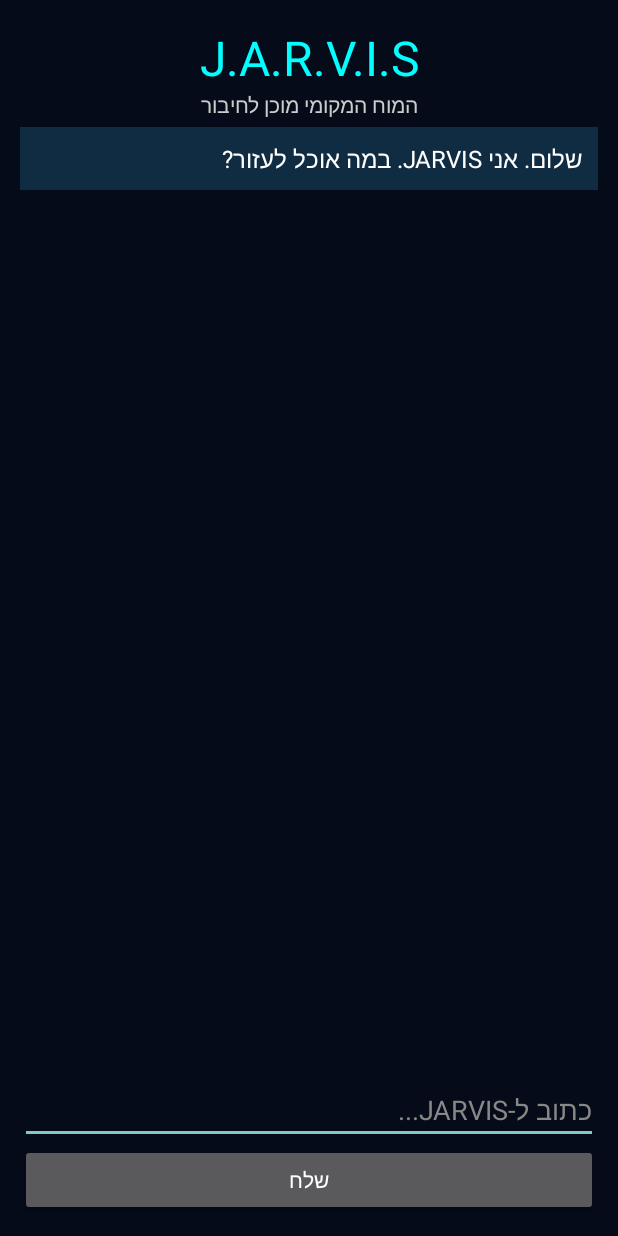
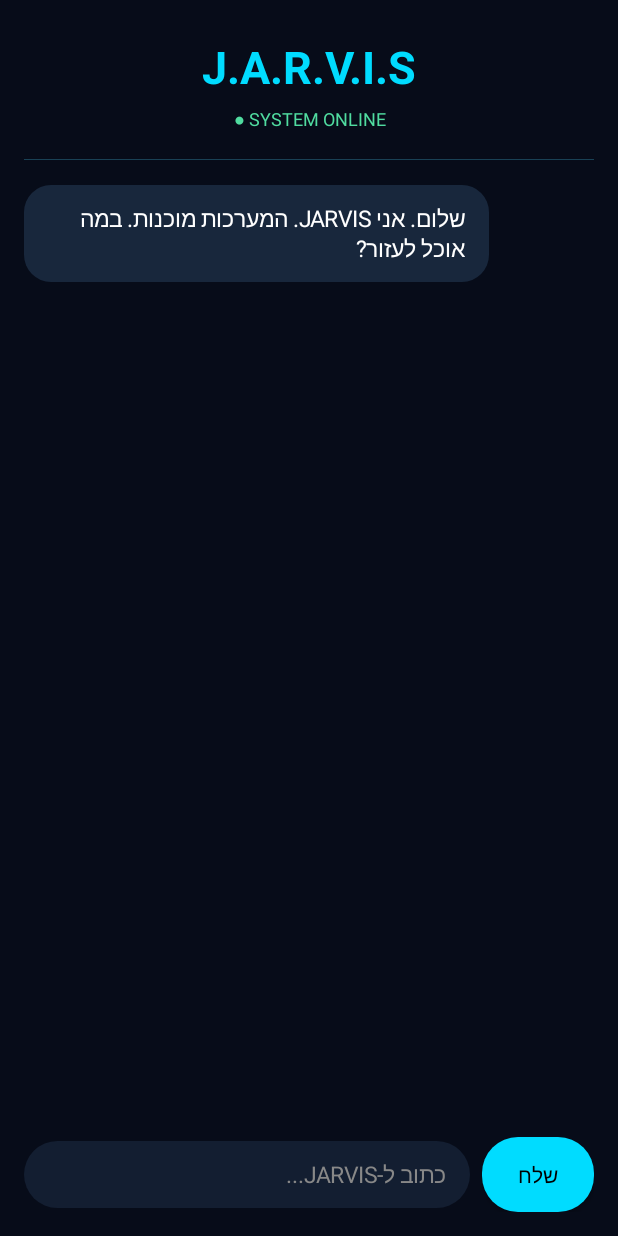
Before and after one commit to karakokliai-ux/jarvis-android, an Android app: the screen it shows after launch (MainActivity), on a phone screen of 412 x 824 dp. Run offline under Robolectric (Android 15) with nearby library versions, the phone set to English and light mode, and no system bars.

Commit message:
Update MainActivity.java

```diff
--- a/app/src/main/java/com/jarvis/ai/MainActivity.java
+++ b/app/src/main/java/com/jarvis/ai/MainActivity.java
@@ -1,12 +1,16 @@
-
 package com.jarvis.ai;
 
 import android.app.Activity;
 import android.os.Bundle;
 import android.graphics.Color;
+import android.graphics.Typeface;
+import android.graphics.drawable.GradientDrawable;
 import android.view.Gravity;
+import android.view.View;
+import android.view.ViewGroup;
+import android.view.inputmethod.InputMethodManager;
+import android.content.Context;
 import android.widget.*;
-import android.view.ViewGroup;
 import org.json.*;
 import java.net.*;
 import java.io.*;
@@ -14,97 +18,195 @@ import java.util.concurrent.*;
 
 public class MainActivity extends Activity {
 
-    LinearLayout layout, messages;
+    LinearLayout root, messages;
     EditText input;
     TextView status;
+    Button send;
+    ScrollView scroll;
     ExecutorService executor = Executors.newSingleThreadExecutor();
+
+    int bg = Color.rgb(7, 12, 25);
+    int cyan = Color.rgb(0, 220, 255);
+
+    int dp(float v) {
+        return (int)(v * getResources().getDisplayMetrics().density);
+    }
+
+    GradientDrawable shape(int color, int radius) {
+        GradientDrawable d = new GradientDrawable();
+        d.setColor(color);
+        d.setCornerRadius(dp(radius));
+        return d;
+    }
 
     @Override
     protected void onCreate(Bundle savedInstanceState) {
         super.onCreate(savedInstanceState);
 
-        layout = new LinearLayout(this);
-        layout.setOrientation(LinearLayout.VERTICAL);
-        layout.setPadding(20, 25, 20, 20);
-        layout.setBackgroundColor(Color.rgb(5,11,24));
+        getWindow().setStatusBarColor(bg);
+        getWindow().setNavigationBarColor(bg);
+
+        root = new LinearLayout(this);
+        root.setOrientation(LinearLayout.VERTICAL);
+        root.setPadding(dp(16), dp(12), dp(16), dp(12));
+        root.setBackgroundColor(bg);
+
+        LinearLayout header = new LinearLayout(this);
+        header.setOrientation(LinearLayout.VERTICAL);
+        header.setGravity(Gravity.CENTER);
+        header.setPadding(0, dp(12), 0, dp(18));
 
         TextView title = new TextView(this);
         title.setText("J.A.R.V.I.S");
-        title.setTextSize(32);
-        title.setTextColor(Color.CYAN);
+        title.setTextSize(30);
+        title.setTypeface(null, Typeface.BOLD);
+        title.setTextColor(cyan);
         title.setGravity(Gravity.CENTER);
-        layout.addView(title);
 
         status = new TextView(this);
-        status.setText("המוח המקומי מוכן לחיבור");
-        status.setTextColor(Color.LTGRAY);
+        status.setText("● SYSTEM ONLINE");
+        status.setTextColor(Color.rgb(80, 220, 160));
+        status.setTextSize(12);
         status.setGravity(Gravity.CENTER);
-        layout.addView(status);
+        status.setPadding(0, dp(6), 0, 0);
 
-        ScrollView scroll = new ScrollView(this);
+        header.addView(title);
+        header.addView(status);
+        root.addView(header);
+
+        View line = new View(this);
+        line.setBackgroundColor(Color.rgb(25, 65, 85));
+        root.addView(line, new LinearLayout.LayoutParams(
+            -1, dp(1)));
+
+        scroll = new ScrollView(this);
+        scroll.setFillViewport(true);
+
         messages = new LinearLayout(this);
         messages.setOrientation(LinearLayout.VERTICAL);
+        messages.setPadding(0, dp(12), 0, dp(12));
+
         scroll.addView(messages);
 
-        layout.addView(scroll, new LinearLayout.LayoutParams(
-            -1, 0, 1
-        ));
+        root.addView(scroll, new LinearLayout.LayoutParams(
+            -1, 0, 1));
+
+        LinearLayout bottom = new LinearLayout(this);
+        bottom.setOrientation(LinearLayout.HORIZONTAL);
+        bottom.setGravity(Gravity.CENTER_VERTICAL);
+        bottom.setPadding(0, dp(12), 0, dp(4));
 
         input = new EditText(this);
-        input.setHint("כתוב ל-JARVIS...");
+        input.setSingleLine(false);
+        input.setMaxLines(4);
+        input.setTextSize(15);
         input.setTextColor(Color.WHITE);
         input.setHintTextColor(Color.GRAY);
-        layout.addView(input);
+        input.setHint("כתוב ל-JARVIS...");
+        input.setPadding(dp(16), dp(12), dp(16), dp(12));
+        input.setBackground(shape(
+            Color.rgb(19, 30, 49), 24));
 
-        Button send = new Button(this);
+        bottom.addView(input, new LinearLayout.LayoutParams(
+            0, -2, 1));
+
+        send = new Button(this);
         send.setText("שלח");
-        layout.addView(send);
+        send.setTextColor(Color.BLACK);
+        send.setTextSize(14);
+        send.setAllCaps(false);
+        send.setBackground(shape(cyan, 24));
+
+        LinearLayout.LayoutParams bp =
+            new LinearLayout.LayoutParams(dp(75), dp(50));
+        bp.setMargins(dp(8), 0, 0, 0);
+
+        bottom.addView(send, bp);
+        root.addView(bottom);
+
+        setContentView(root);
 
         send.setOnClickListener(v -> sendMessage());
 
-        setContentView(layout);
-        addMessage("שלום. אני JARVIS. במה אוכל לעזור?", false);
+        input.setOnEditorActionListener((v, action, event) -> {
+            sendMessage();
+            return true;
+        });
+
+        addMessage("שלום. אני JARVIS. המערכות מוכנות. במה אוכל לעזור?", false);
     }
 
     void addMessage(String text, boolean user) {
-        TextView message = new TextView(this);
-        message.setText(text);
-        message.setTextSize(16);
-        message.setTextColor(Color.WHITE);
-        message.setPadding(15, 15, 15, 15);
-        message.setBackgroundColor(user ?
-            Color.rgb(18,61,80) : Color.rgb(16,44,67));
+
+        LinearLayout row = new LinearLayout(this);
+        row.setGravity(user ? Gravity.RIGHT : Gravity.LEFT);
+
+        TextView bubble = new TextView(this);
+        bubble.setText(text);
+        bubble.setTextSize(15);
+        bubble.setTextColor(Color.WHITE);
+        bubble.setPadding(dp(16), dp(12), dp(16), dp(12));
+        bubble.setTextDirection(View.TEXT_DIRECTION_FIRST_STRONG);
+
+        bubble.setBackground(shape(
+            user ? Color.rgb(12, 75, 100) :
+            Color.rgb(24, 39, 60), 18));
 
         LinearLayout.LayoutParams params =
-            new LinearLayout.LayoutParams(-1, -2);
-        params.setMargins(0, 8, 0, 8);
-        messages.addView(message, params);
+            new LinearLayout.LayoutParams(
+                -2, -2);
+
+        params.setMargins(
+            0, dp(5), 0, dp(5));
+
+        params.width = Math.min(
+            getResources().getDisplayMetrics().widthPixels
+            - dp(70), dp(310));
+
+        bubble.setLayoutParams(params);
+
+        row.addView(bubble);
+
+        messages.addView(row);
+
+        scroll.post(() -> scroll.fullScroll(View.FOCUS_DOWN));
     }
 
     void sendMessage() {
+
         String question = input.getText().toString().trim();
+
         if (question.isEmpty()) return;
 
         input.setText("");
+
         addMessage(question, true);
-        status.setText("JARVIS חושב...");
+
+        status.setText("● JARVIS THINKING...");
+        status.setTextColor(cyan);
+
+        send.setEnabled(false);
 
         executor.execute(() -> {
+
+            HttpURLConnection connection = null;
+
             try {
+
                 URL url = new URL(
                     "http://127.0.0.1:8080/v1/chat/completions"
                 );
 
-                HttpURLConnection connection =
-                    (HttpURLConnection) url.openConnection();
+                connection = (HttpURLConnection)
+                    url.openConnection();
 
                 connection.setRequestMethod("POST");
-                connection.setConnectTimeout(10000);
+                connection.setConnectTimeout(15000);
                 connection.setReadTimeout(60000);
                 connection.setDoOutput(true);
+
                 connection.setRequestProperty(
-                    "Content-Type", "application/json"
-                );
+                    "Content-Type", "application/json");
 
                 JSONObject body = new JSONObject();
                 body.put("model", "local-model");
@@ -114,17 +216,23 @@ public class MainActivity extends Activity {
                 JSONObject system = new JSONObject();
                 system.put("role", "system");
                 system.put("content",
-                    "אתה JARVIS, עוזר אישי חכם. ענה בעברית.");
+                    "אתה JARVIS, עוזר אישי מתקדם. " +
+                    "דבר בעברית ברורה, היה חכם, מדויק, " +
+                    "ידידותי ותמציתי.");
+
                 messagesArray.put(system);
 
                 JSONObject user = new JSONObject();
                 user.put("role", "user");
                 user.put("content", question);
+
                 messagesArray.put(user);
 
                 body.put("messages", messagesArray);
 
-                try (OutputStream os = connection.getOutputStream()) {
+                try (OutputStream os =
+                    connection.getOutputStream()) {
+
                     os.write(body.toString().getBytes("UTF-8"));
                 }
 
@@ -135,8 +243,7 @@ public class MainActivity extends Activity {
                     : connection.getErrorStream();
 
                 BufferedReader reader = new BufferedReader(
-                    new InputStreamReader(stream, "UTF-8")
-                );
+                    new InputStreamReader(stream, "UTF-8"));
 
                 StringBuilder result = new StringBuilder();
                 String line;
@@ -148,7 +255,7 @@ public class MainActivity extends Activity {
                 reader.close();
 
                 if (code < 200 || code >= 300) {
-                    throw new Exception("שגיאת שרת: " + code);
+                    throw new Exception("שרת החזיר שגיאה " + code);
                 }
 
                 JSONObject response =
@@ -162,17 +269,35 @@ public class MainActivity extends Activity {
 
                 runOnUiThread(() -> {
                     addMessage(answer, false);
-                    status.setText("JARVIS פעיל");
+                    status.setText("● SYSTEM ONLINE");
+                    status.setTextColor(
+                        Color.rgb(80, 220, 160));
+                    send.setEnabled(true);
                 });
 
-                connection.disconnect();
+            } catch (Exception e) {
 
-            } catch (Exception e) {
                 runOnUiThread(() -> {
-                    addMessage("שגיאת חיבור: " + e.getMessage(), false);
-                    status.setText("בעיית חיבור");
+                    addMessage(
+                        "שגיאת חיבור: " + e.getMessage(),
+                        false);
+
+                    status.setText("● CONNECTION ERROR");
+                    status.setTextColor(Color.RED);
+                    send.setEnabled(true);
                 });
+
+            } finally {
+                if (connection != null) {
+                    connection.disconnect();
+                }
             }
         });
     }
+
+    @Override
+    protected void onDestroy() {
+        super.onDestroy();
+        executor.shutdownNow();
+    }
 }
```
